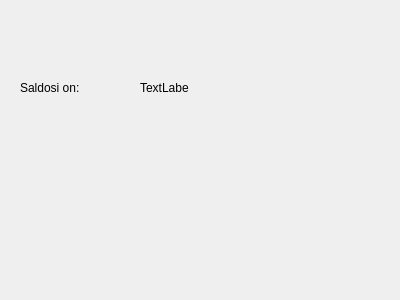
Before: the Qt Designer form bankautomat/saldo.ui in bank-2022/group9, drawn with Qt 5.
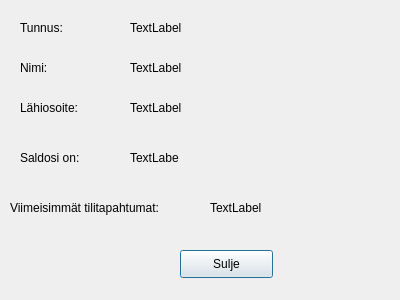
After: the same form once the commit is applied.

Commit message: tietokannasta tietoa saldo-ikkunaan (#26)

The edit to the form file:
```diff
--- a/bankautomat/saldo.ui
+++ b/bankautomat/saldo.ui
@@ -17,7 +17,7 @@
    <property name="geometry">
     <rect>
      <x>20</x>
-     <y>80</y>
+     <y>150</y>
      <width>71</width>
      <height>16</height>
     </rect>
@@ -29,8 +29,8 @@
   <widget class="QLabel" name="saldoLabel">
    <property name="geometry">
     <rect>
-     <x>140</x>
-     <y>80</y>
+     <x>130</x>
+     <y>150</y>
      <width>49</width>
      <height>16</height>
     </rect>
@@ -39,6 +39,123 @@
     <string>TextLabel</string>
    </property>
   </widget>
+  <widget class="QLabel" name="label_2">
+   <property name="geometry">
+    <rect>
+     <x>20</x>
+     <y>20</y>
+     <width>55</width>
+     <height>16</height>
+    </rect>
+   </property>
+   <property name="text">
+    <string>Tunnus:</string>
+   </property>
+  </widget>
+  <widget class="QLabel" name="label_3">
+   <property name="geometry">
+    <rect>
+     <x>20</x>
+     <y>60</y>
+     <width>55</width>
+     <height>16</height>
+    </rect>
+   </property>
+   <property name="text">
+    <string>Nimi:</string>
+   </property>
+  </widget>
+  <widget class="QLabel" name="label_4">
+   <property name="geometry">
+    <rect>
+     <x>20</x>
+     <y>100</y>
+     <width>91</width>
+     <height>16</height>
+    </rect>
+   </property>
+   <property name="text">
+    <string>Lähiosoite:</string>
+   </property>
+  </widget>
+  <widget class="QLabel" name="label_5">
+   <property name="geometry">
+    <rect>
+     <x>10</x>
+     <y>200</y>
+     <width>171</width>
+     <height>16</height>
+    </rect>
+   </property>
+   <property name="text">
+    <string>Viimeisimmät tilitapahtumat:</string>
+   </property>
+  </widget>
+  <widget class="QLabel" name="label_Tunnus">
+   <property name="geometry">
+    <rect>
+     <x>130</x>
+     <y>20</y>
+     <width>55</width>
+     <height>16</height>
+    </rect>
+   </property>
+   <property name="text">
+    <string>TextLabel</string>
+   </property>
+  </widget>
+  <widget class="QLabel" name="label_Nimi">
+   <property name="geometry">
+    <rect>
+     <x>130</x>
+     <y>60</y>
+     <width>55</width>
+     <height>16</height>
+    </rect>
+   </property>
+   <property name="text">
+    <string>TextLabel</string>
+   </property>
+  </widget>
+  <widget class="QLabel" name="label_Osoite">
+   <property name="geometry">
+    <rect>
+     <x>130</x>
+     <y>100</y>
+     <width>55</width>
+     <height>16</height>
+    </rect>
+   </property>
+   <property name="text">
+    <string>TextLabel</string>
+   </property>
+  </widget>
+  <widget class="QLabel" name="label_tapahtumat">
+   <property name="geometry">
+    <rect>
+     <x>210</x>
+     <y>200</y>
+     <width>55</width>
+     <height>16</height>
+    </rect>
+   </property>
+   <property name="text">
+    <string>TextLabel</string>
+   </property>
+  </widget>
+  <widget class="QPushButton" name="CloseSaldo">
+   <property name="geometry">
+    <rect>
+     <x>180</x>
+     <y>250</y>
+     <width>93</width>
+     <height>28</height>
+    </rect>
+   </property>
+   <property name="text">
+    <string>Sulje</string>
+   </property>
+  </widget>
  </widget>
  <resources/>
  <connections/>
```
The commit also changes 8 other files.
